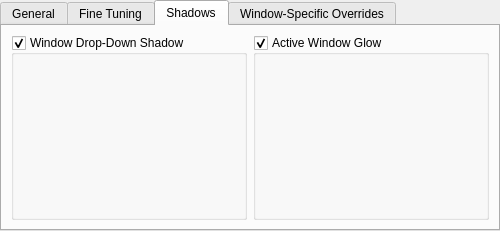
KDE/kwin, file clients/oxygen/config/oxygenconfigurationui.ui: the form before one commit.
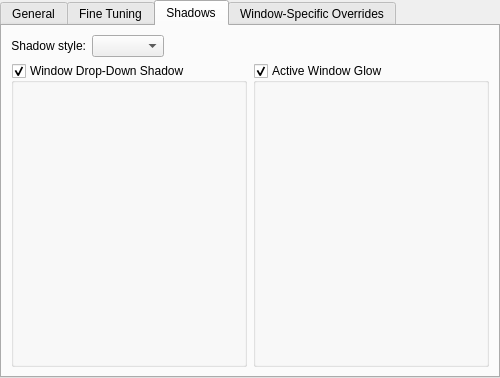
The form after the commit. The open tabs and pages were chosen to show the change. Custom widgets are drawn as their Qt base class.

Commit message: Added combobox option to choose shadow style amongst: oxygen, kwin, no shadows. On advice from Todd Rme.

Diff of the .ui file:
```diff
--- a/clients/oxygen/config/oxygenconfigurationui.ui
+++ b/clients/oxygen/config/oxygenconfigurationui.ui
@@ -7,7 +7,7 @@
     <x>0</x>
     <y>0</y>
     <width>500</width>
-    <height>231</height>
+    <height>378</height>
    </rect>
   </property>
   <property name="sizePolicy">
@@ -188,8 +188,40 @@
       <attribute name="title">
        <string>Shadows</string>
       </attribute>
-      <layout class="QGridLayout" name="gridLayout_3">
-       <item row="0" column="0">
+      <layout class="QVBoxLayout" name="verticalLayout_5">
+       <item>
+        <layout class="QHBoxLayout" name="horizontalLayout_8">
+         <item>
+          <widget class="QLabel" name="label_6">
+           <property name="text">
+            <string>Shadow style:</string>
+           </property>
+           <property name="alignment">
+            <set>Qt::AlignRight|Qt::AlignTrailing|Qt::AlignVCenter</set>
+           </property>
+          </widget>
+         </item>
+         <item>
+          <widget class="KComboBox" name="shadowMode"/>
+         </item>
+         <item>
+          <spacer name="horizontalSpacer_7">
+           <property name="orientation">
+            <enum>Qt::Horizontal</enum>
+           </property>
+           <property name="sizeHint" stdset="0">
+            <size>
+             <width>40</width>
+             <height>20</height>
+            </size>
+           </property>
+          </spacer>
+         </item>
+        </layout>
+       </item>
+       <item>
+        <layout class="QHBoxLayout" name="horizontalLayout_7">
+         <item>
         <widget class="Oxygen::OxygenShadowConfigurationUI" name="inactiveShadowConfiguration">
          <property name="title">
           <string>Window Drop-Down Shadow</string>
@@ -199,7 +231,7 @@
          </property>
         </widget>
        </item>
-       <item row="0" column="1">
+         <item>
         <widget class="Oxygen::OxygenShadowConfigurationUI" name="activeShadowConfiguration">
          <property name="title">
           <string>Active Window Glow</string>
@@ -208,6 +240,8 @@
           <bool>true</bool>
          </property>
         </widget>
+         </item>
+        </layout>
        </item>
       </layout>
      </widget>
```
Lines whose indentation alone changed are shown as unchanged. The commit also changes 7 other files.
